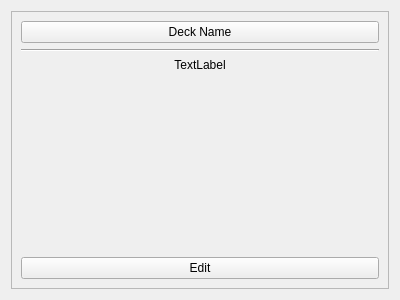
Qt form deck.ui (Szybet/sanki) before a commit.
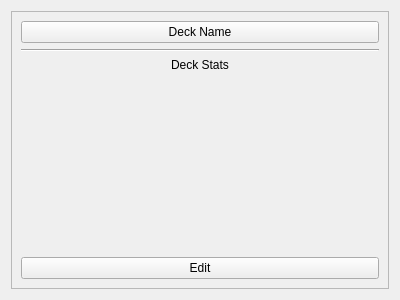
The same form after that commit.

Commit message: basic deck editing, deck grid

What changed in the file:
```diff
--- a/deck.ui
+++ b/deck.ui
@@ -31,7 +31,7 @@
            <enum>Qt::LeftToRight</enum>
           </property>
           <property name="text">
-           <string>TextLabel</string>
+           <string>Deck Stats</string>
           </property>
           <property name="alignment">
            <set>Qt::AlignCenter</set>
```
The commit also changes 16 other files.
